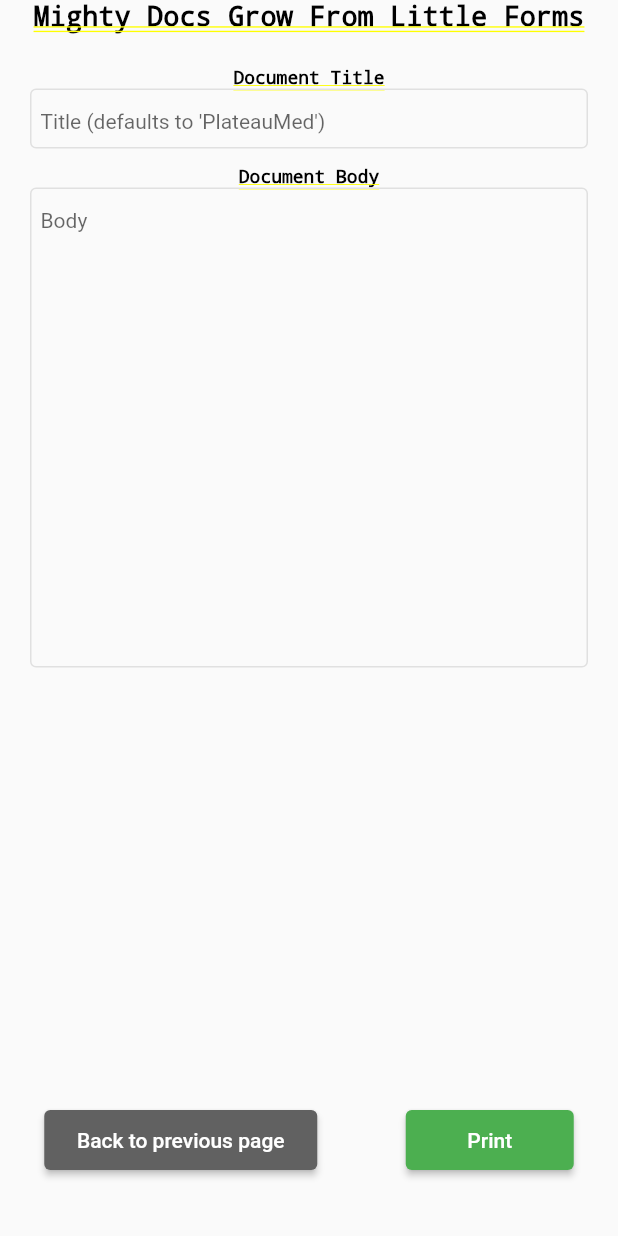
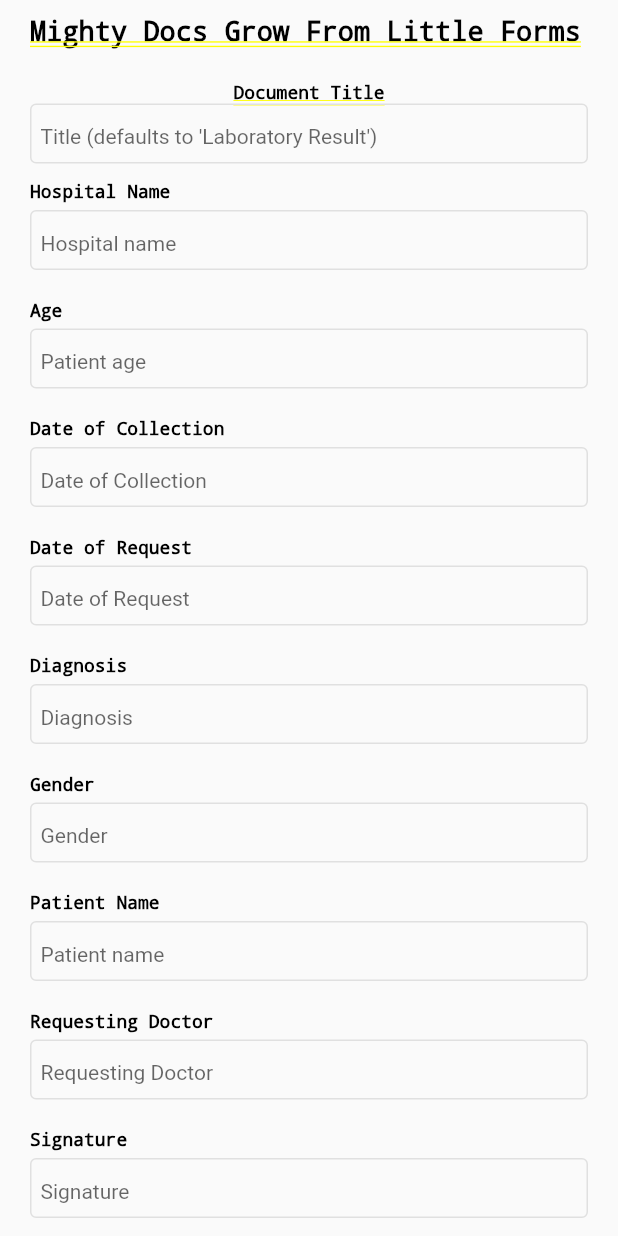
Before and after one commit to Icheka/flutter-printing-example, a Flutter app: the PrintScreen screen opened by its route, on a phone screen of 412 x 824 dp. Run offline on Flutter 3.47's test engine with Material 2 defaults, Android fonts, the light colour scheme and no system bars; our stand-ins replace pdf, printing.

Commit message:
Added support for templates, plus models, etc.

```diff
--- /dev/null
+++ b/lib/models/prescription_model.dart
@@ -0,0 +1,103 @@
+import 'package:plateaumed_printing_research/models/template_model.dart';
+
+class PrescriptionModel extends TemplateModel {
+  PrescriptionModel({
+    this.age,
+    this.dateAndTimeOfRequest,
+    this.dateAndTimeOfSampleCollection,
+    this.doctorSignature,
+    this.gender,
+    this.hospitalName,
+    this.hospitalNumber,
+    this.patientName,
+    this.requestingDoctor,
+    this.testType,
+    this.unit,
+    this.urgency,
+    this.diagnosis,
+    this.specimenType,
+    this.medications,
+  });
+
+  final String hospitalName;
+  final String testType;
+  final String patientName;
+  final int age;
+  final String gender;
+  final String hospitalNumber;
+  final String requestingDoctor;
+  final String unit;
+  final String dateAndTimeOfRequest;
+  final String dateAndTimeOfSampleCollection;
+  final String urgency;
+  final String doctorSignature;
+  final String diagnosis;
+  final String specimenType;
+  final List<Medication> medications;
+
+  void generatePage1() {
+    final String template = '''
+$hospitalName	Test type: $testType
+$patientName 	$age 		$gender		$hospitalNumber
+$requestingDoctor $unit
+$dateAndTimeOfRequest
+$dateAndTimeOfSampleCollection
+
+
+
+Clinical Diagnosis:
+$diagnosis
+
+
+Specimen type:
+$specimenType
+
+
+Tests: Timeline: $urgency
+
+
+Doctor Signature:
+$doctorSignature
+
+''';
+    pages.add(template);
+  }
+
+  void generatePage2() {
+    final String template = '''
+$hospitalName
+$patientName 	   $age years 		$gender	  	$hospitalNumber
+$dateAndTimeOfRequest
+
+Medication 		         Dosage
+${_getMedicationsAsString()}
+
+
+Doctor Signature:
+$doctorSignature
+
+''';
+    pages.add(template);
+  }
+
+  String _getMedicationsAsString() {
+    return medications
+        .map(
+          (Medication m) {
+            return '${m.medication} 		         ${m.dosage}';
+          },
+        )
+        .toList()
+        .join('\n');
+  }
+}
+
+class Medication {
+  const Medication({
+    this.dosage,
+    this.medication,
+  });
+
+  final String medication;
+  final String dosage;
+}
--- a/lib/views/print/main.dart
+++ b/lib/views/print/main.dart
@@ -1,4 +1,5 @@
 import 'package:flutter/material.dart';
+import 'package:plateaumed_printing_research/models/prescription_model.dart';
 import 'package:plateaumed_printing_research/widgets/text_input.dart';
 import 'package:pdf/pdf.dart';
 import 'package:pdf/widgets.dart' as pw;
@@ -12,11 +13,29 @@ class PrintScreen extends StatefulWidget {
 
 class _PrintScreenState extends State<PrintScreen> {
   TextEditingController docTitle = TextEditingController();
-  TextEditingController docBody = TextEditingController();
+  TextEditingController hospitalName = TextEditingController();
+  TextEditingController testType = TextEditingController();
+  TextEditingController patientName = TextEditingController();
+  TextEditingController age = TextEditingController();
+  TextEditingController gender = TextEditingController();
+  TextEditingController hospitalNumber = TextEditingController();
+  TextEditingController requestingDoctor = TextEditingController();
+  TextEditingController unit = TextEditingController();
+  TextEditingController dateOfRequest = TextEditingController();
+  TextEditingController dateOfCollection = TextEditingController();
+  TextEditingController urgency = TextEditingController();
+  TextEditingController diagnosis = TextEditingController();
+  TextEditingController signature = TextEditingController();
+  TextEditingController specimenType = TextEditingController();
 
   @override
   Widget build(BuildContext context) {
-    return Column(
+    return Padding(
+      padding: const EdgeInsets.symmetric(
+        horizontal: 20.0,
+        vertical: 10.0,
+      ),
+      child: ListView(
         children: <Widget>[
           const Text(
             'Mighty Docs Grow From Little Forms',
@@ -42,30 +61,75 @@ class _PrintScreenState extends State<PrintScreen> {
                 TextInput(
                   text: docTitle,
                   width: MediaQuery.of(context).size.width - 40.0,
-                hint: "Title (defaults to 'PlateauMed')",
+                  hint: "Title (defaults to 'Laboratory Result')",
                 ),
               ],
             ),
           ),
-        Container(
-          padding: const EdgeInsets.only(bottom: 12.0),
-          child: Column(
-            children: <Widget>[
-              const Text(
-                'Document Body',
-                style: TextStyle(
-                  color: Colors.black,
-                  fontSize: 12.0,
+          TextGroup(
+            controller: hospitalName,
+            hint: 'Hospital name',
+            label: 'Hospital Name',
           ),
+          TextGroup(
+            controller: age,
+            hint: 'Patient age',
+            label: 'Age',
           ),
-              TextInput(
-                text: docBody,
-                width: MediaQuery.of(context).size.width - 40.0,
-                hint: 'Body',
-                lines: 8,
+          TextGroup(
+            controller: dateOfCollection,
+            hint: 'Date of Collection',
+            label: 'Date of Collection',
           ),
-            ],
+          TextGroup(
+            controller: dateOfRequest,
+            hint: 'Date of Request',
+            label: 'Date of Request',
           ),
+          TextGroup(
+            controller: diagnosis,
+            hint: 'Diagnosis',
+            label: 'Diagnosis',
+          ),
+          TextGroup(
+            controller: gender,
+            hint: 'Gender',
+            label: 'Gender',
+          ),
+          TextGroup(
+            controller: patientName,
+            hint: 'Patient name',
+            label: 'Patient Name',
+          ),
+          TextGroup(
+            controller: requestingDoctor,
+            hint: 'Requesting Doctor',
+            label: 'Requesting Doctor',
+          ),
+          TextGroup(
+            controller: signature,
+            hint: 'Signature',
+            label: 'Signature',
+          ),
+          TextGroup(
+            controller: specimenType,
+            hint: 'Specimen type',
+            label: 'Specimen Type',
+          ),
+          TextGroup(
+            controller: testType,
+            hint: 'Clinical Pathology | Microbiology | etc',
+            label: 'Test Type',
+          ),
+          TextGroup(
+            controller: unit,
+            hint: 'Unit',
+            label: 'Unit',
+          ),
+          TextGroup(
+            controller: urgency,
+            hint: 'Urgent | Normal | As-slowly-as-possible',
+            label: 'Urgency',
           ),
           const Spacer(),
           Row(
@@ -104,20 +168,105 @@ class _PrintScreenState extends State<PrintScreen> {
             height: 40.0,
           )
         ],
+      ),
     );
   }
 
   // print action handler
   Future<void> _handlePrint() async {
-    final pw.Document pdf = await PrinterService.generatePDF(
-      title: docTitle.text,
-      body: docBody.text,
-      format: PdfPageFormat.a4, // use A4 page dimensions and formatting
+    // final pw.Document pdf = await PrinterService.generatePDF(
+    //   title: docTitle.text,
+
+    //   format: PdfPageFormat.a4, // use A4 page dimensions and formatting
+    // );
+
+    try {
+      int.parse(age.text);
+    } catch (e) {
+      age.text = '10';
+    }
+
+    final PrescriptionModel pm = PrescriptionModel(
+      age: int.parse(age.text),
+      dateAndTimeOfRequest: dateOfRequest.text,
+      dateAndTimeOfSampleCollection: dateOfCollection.text,
+      diagnosis: diagnosis.text,
+      doctorSignature: signature.text,
+      hospitalName: hospitalName.text,
+      gender: gender.text,
+      hospitalNumber: hospitalNumber.text,
+      medications: <Medication>[
+        const Medication(
+            dosage: '3 tabs, 3 times daily', medication: 'Panadol Extra'),
+        const Medication(
+            dosage: '3 tabs, 3 times daily', medication: 'Cefazolin'),
+        const Medication(
+            dosage: '3 tabs, 3 times daily', medication: 'Flucloxacillin'),
+      ],
+      patientName: patientName.text,
+      requestingDoctor: requestingDoctor.text,
+      specimenType: specimenType.text,
+      testType: testType.text,
+      unit: unit.text,
+      urgency: urgency.text,
     );
+
+    pm.title = 'Laboratory Result for ${patientName.text}';
+    pm.generatePage1();
+
+    pm.title = 'Medication Prescription for ${patientName.text}';
+    pm.generatePage2();
+
+    final pw.Document pdf = pm.generateDocument();
 
     await Printing.layoutPdf(
       onLayout: (PdfPageFormat format) async => pdf.save(),
       dynamicLayout: true,
+      name: 'Laboratory Result for ${patientName.text}',
     );
   }
 }
+
+class TextGroup extends StatelessWidget {
+  const TextGroup({
+    Key key,
+    @required this.controller,
+    this.hint,
+    this.label,
+    this.lines = 1,
+  }) : super(key: key);
+
+  final String label;
+  final TextEditingController controller;
+  final String hint;
+  final int lines;
+
+  @override
+  Widget build(BuildContext context) {
+    return Container(
+      padding: const EdgeInsets.only(bottom: 20.0),
+      child: Column(
+        crossAxisAlignment: CrossAxisAlignment.start,
+        children: <Widget>[
+          Text(
+            label ?? '',
+            style: const TextStyle(
+              color: Colors.black,
+              fontSize: 12.0,
+              decoration: TextDecoration.none,
+            ),
+          ),
+          const SizedBox(
+            height: 5.0,
+          ),
+          TextInput(
+            text: controller,
+            width: MediaQuery.of(context).size.width - 40.0,
+            hint: hint ?? '',
+            lines: lines,
+          ),
+        ],
+      ),
+    );
+  }
+}
```
Also changed, not shown: lib/models/template_model.dart (added, +77 -0 lines), 1 other file. Lines whose indentation alone changed are shown as unchanged.
